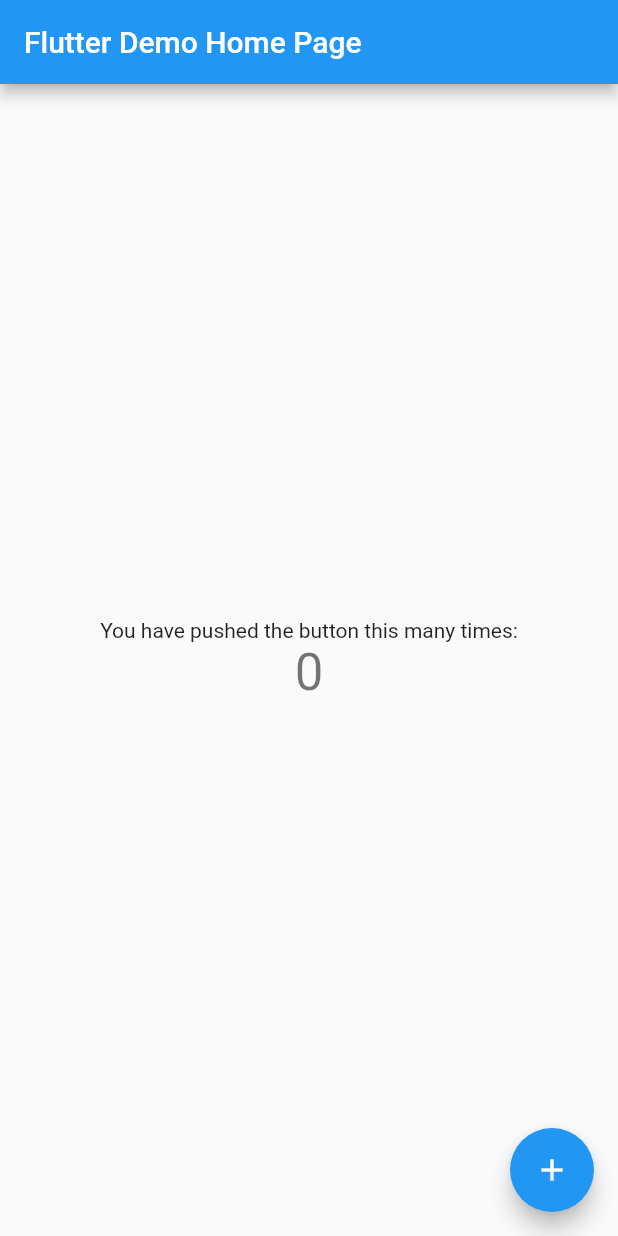
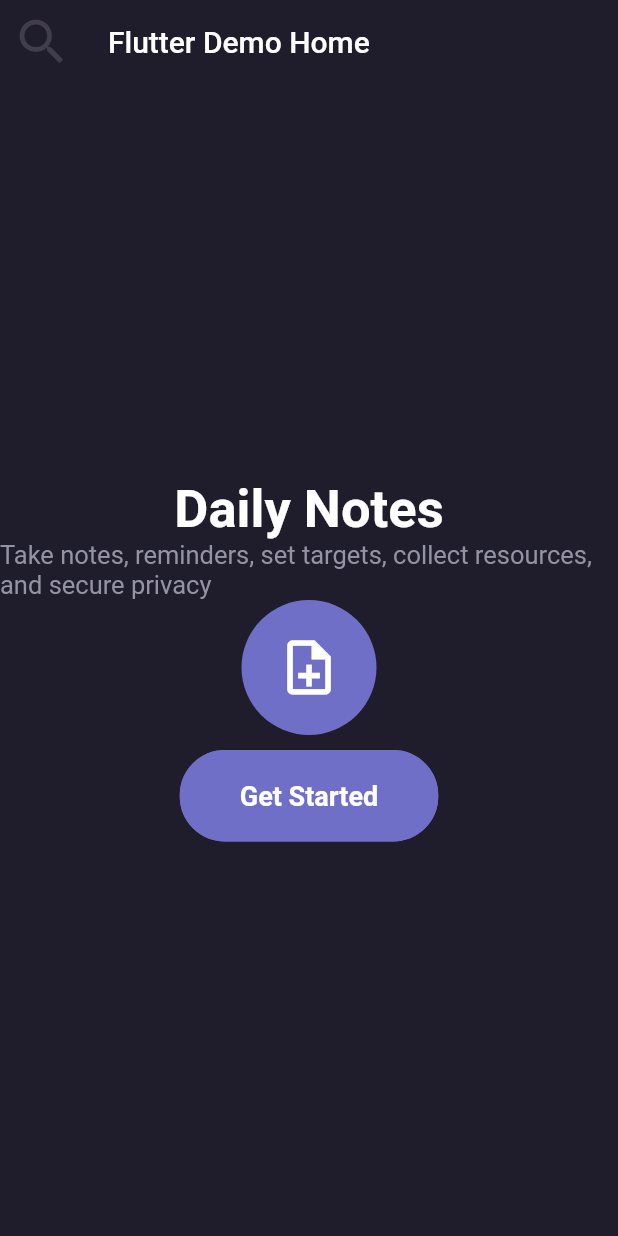
Before and after one commit to Abdelrahman-Ghazaly/life_note, a Flutter app: the screen it shows after launch, on a phone screen of 412 x 824 dp. Run offline on Flutter 3.47's test engine with Material 2 defaults, Android fonts, the phone set to English and light mode, and no system bars; our stand-ins replace google_fonts.

Commit message:
life_note

```diff
--- /dev/null
+++ b/lib/constants/theme/app_colors/app_color.dart
@@ -0,0 +1,2 @@
+export 'app_color_dark.dart';
+export 'app_color_light.dart';
--- /dev/null
+++ b/lib/constants/theme/app_colors/app_color_dark.dart
@@ -0,0 +1,12 @@
+import 'package:flutter/material.dart';
+
+class AppColorDark {
+  static const backgroundColor = Color(0xFF1F1D2B);
+  static const appBarColor = backgroundColor;
+  static const appBarIconColor = Color(0xFF413D4C);
+  static const iconColor = Colors.white;
+  static const bigTextColor = Colors.white;
+  static const inactiveTextColor = Color(0xFF9393A3);
+  static const activeTextColor = Colors.white;
+  static const buttonColor = Color(0xFF6F6FC8);
+}
--- /dev/null
+++ b/lib/constants/theme/theme.dart
@@ -0,0 +1,3 @@
+export 'app_colors/app_color.dart';
+export 'theme_data/theme_data.dart';
+export 'theme_manager.dart';
--- /dev/null
+++ b/lib/constants/theme/theme_data/theme_data.dart
@@ -0,0 +1,2 @@
+export 'theme_data_dark.dart';
+export 'theme_data_light.dart';
--- /dev/null
+++ b/lib/constants/theme/theme_data/theme_data_dark.dart
@@ -0,0 +1,66 @@
+import 'package:flutter/material.dart';
+import 'package:google_fonts/google_fonts.dart';
+import 'package:life_note/constants/theme/theme.dart';
+
+ThemeData getDarkThemeData() => ThemeData(
+      appBarTheme: const AppBarTheme(
+        color: AppColorDark.appBarColor,
+        elevation: 0,
+        iconTheme: IconThemeData(
+          color: AppColorDark.appBarIconColor,
+          size: 40,
+        ),
+      ),
+      scaffoldBackgroundColor: AppColorDark.backgroundColor,
+      iconTheme: const IconThemeData(
+        color: AppColorDark.iconColor,
+        size: 50,
+      ),
+      textTheme: TextTheme(
+        titleMedium: TextStyle(
+          color: AppColorDark.bigTextColor,
+          fontWeight: FontWeight.bold,
+          fontSize: 35,
+          fontFamily: GoogleFonts.montserratAlternates().fontFamily,
+        ),
+        displayMedium: TextStyle(
+          color: AppColorDark.inactiveTextColor,
+          fontSize: 17,
+          fontFamily: GoogleFonts.montserratAlternates().fontFamily,
+        ),
+      ),
+      textButtonTheme: TextButtonThemeData(
+        style: ButtonStyle(
+          backgroundColor:
+              const MaterialStatePropertyAll(AppColorDark.buttonColor),
+          foregroundColor:
+              const MaterialStatePropertyAll(AppColorDark.bigTextColor),
+          shape: MaterialStateProperty.all<RoundedRectangleBorder>(
+            RoundedRectangleBorder(
+              borderRadius: BorderRadius.circular(30.0),
+              side: const BorderSide(color: AppColorDark.buttonColor),
+            ),
+          ),
+          padding: const MaterialStatePropertyAll(
+            EdgeInsets.symmetric(
+              horizontal: 40,
+              vertical: 20,
+            ),
+          ),
+          enableFeedback: false,
+          textStyle: MaterialStatePropertyAll(
+            TextStyle(
+              fontSize: 18,
+              fontWeight: FontWeight.w600,
+              fontFamily: GoogleFonts.montserratAlternates().fontFamily,
+            ),
+          ),
+        ),
+      ),
+      floatingActionButtonTheme: const FloatingActionButtonThemeData(
+        backgroundColor: AppColorDark.buttonColor,
+        iconSize: 27,
+        elevation: 0,
+        enableFeedback: false,
+      ),
+    );
--- /dev/null
+++ b/lib/constants/theme/theme_data/theme_data_light.dart
@@ -0,0 +1,3 @@
+import 'package:flutter/material.dart';
+
+ThemeData getLightThemeData() => ThemeData();
--- a/lib/main.dart
+++ b/lib/main.dart
@@ -1,4 +1,5 @@
 import 'package:flutter/material.dart';
+import 'package:life_note/constants/theme/theme.dart';
 
 void main() {
   runApp(const MyApp());
@@ -7,39 +8,23 @@
 class MyApp extends StatelessWidget {
   const MyApp({super.key});
 
-  // This widget is the root of your application.
   @override
   Widget build(BuildContext context) {
     return MaterialApp(
       title: 'Flutter Demo',
-      theme: ThemeData(
-        // This is the theme of your application.
-        //
-        // Try running your application with "flutter run". You'll see the
-        // application has a blue toolbar. Then, without quitting the app, try
-        // changing the primarySwatch below to Colors.green and then invoke
-        // "hot reload" (press "r" in the console where you ran "flutter run",
-        // or simply save your changes to "hot reload" in a Flutter IDE).
-        // Notice that the counter didn't reset back to zero; the application
-        // is not restarted.
-        primarySwatch: Colors.blue,
+      theme: getDarkThemeData(),
+      home: const MyHomePage(
+        title: 'Flutter Demo Home',
       ),
-      home: const MyHomePage(title: 'Flutter Demo Home Page'),
     );
   }
 }
 
 class MyHomePage extends StatefulWidget {
-  const MyHomePage({super.key, required this.title});
-
-  // This widget is the home page of your application. It is stateful, meaning
-  // that it has a State object (defined below) that contains fields that affect
-  // how it looks.
-
-  // This class is the configuration for the state. It holds the values (in this
-  // case the title) provided by the parent (in this case the App widget) and
-  // used by the build method of the State. Fields in a Widget subclass are
-  // always marked "final".
+  const MyHomePage({
+    super.key,
+    required this.title,
+  });
 
   final String title;
 
@@ -48,68 +33,46 @@
 }
 
 class _MyHomePageState extends State<MyHomePage> {
-  int _counter = 0;
-
-  void _incrementCounter() {
-    setState(() {
-      // This call to setState tells the Flutter framework that something has
-      // changed in this State, which causes it to rerun the build method below
-      // so that the display can reflect the updated values. If we changed
-      // _counter without calling setState(), then the build method would not be
-      // called again, and so nothing would appear to happen.
-      _counter++;
-    });
-  }
-
   @override
   Widget build(BuildContext context) {
-    // This method is rerun every time setState is called, for instance as done
-    // by the _incrementCounter method above.
-    //
-    // The Flutter framework has been optimized to make rerunning build methods
-    // fast, so that you can just rebuild anything that needs updating rather
-    // than having to individually change instances of widgets.
     return Scaffold(
       appBar: AppBar(
-        // Here we take the value from the MyHomePage object that was created by
-        // the App.build method, and use it to set our appbar title.
         title: Text(widget.title),
+        leading: const Icon(Icons.search),
       ),
       body: Center(
-        // Center is a layout widget. It takes a single child and positions it
-        // in the middle of the parent.
         child: Column(
-          // Column is also a layout widget. It takes a list of children and
-          // arranges them vertically. By default, it sizes itself to fit its
-          // children horizontally, and tries to be as tall as its parent.
-          //
-          // Invoke "debug painting" (press "p" in the console, choose the
-          // "Toggle Debug Paint" action from the Flutter Inspector in Android
-          // Studio, or the "Toggle Debug Paint" command in Visual Studio Code)
-          // to see the wireframe for each widget.
-          //
-          // Column has various properties to control how it sizes itself and
-          // how it positions its children. Here we use mainAxisAlignment to
-          // center the children vertically; the main axis here is the vertical
-          // axis because Columns are vertical (the cross axis would be
-          // horizontal).
           mainAxisAlignment: MainAxisAlignment.center,
           children: <Widget>[
-            const Text(
-              'You have pushed the button this many times:',
+            Text(
+              'Daily Notes',
+              style: Theme.of(context).textTheme.titleMedium,
             ),
             Text(
-              '$_counter',
-              style: Theme.of(context).textTheme.headline4,
+              'Take notes, reminders, set targets, collect resources, and secure privacy',
+              style: Theme.of(context).textTheme.displayMedium,
+            ),
+            SizedBox(
+              width: 90,
+              child: FittedBox(
+                child: FloatingActionButton(
+                  onPressed: () {},
+                  child: const Icon(
+                    Icons.note_add_outlined,
+                  ),
+                ),
+              ),
+            ),
+            const SizedBox(
+              height: 10,
+            ),
+            TextButton(
+              onPressed: () {},
+              child: const Text('Get Started'),
             ),
           ],
         ),
       ),
-      floatingActionButton: FloatingActionButton(
-        onPressed: _incrementCounter,
-        tooltip: 'Increment',
-        child: const Icon(Icons.add),
-      ), // This trailing comma makes auto-formatting nicer for build methods.
     );
   }
 }
```
Also changed, not shown: pubspec.yaml (+2 -69 lines), lib/constants/theme/app_colors/app_color_light.dart (added), lib/constants/theme/theme_manager.dart (added), lib/models/diary.dart (renamed from lib/model/diary.dart), lib/models/note.dart (renamed from lib/model/note.dart), pubspec.lock, 1 other file.
